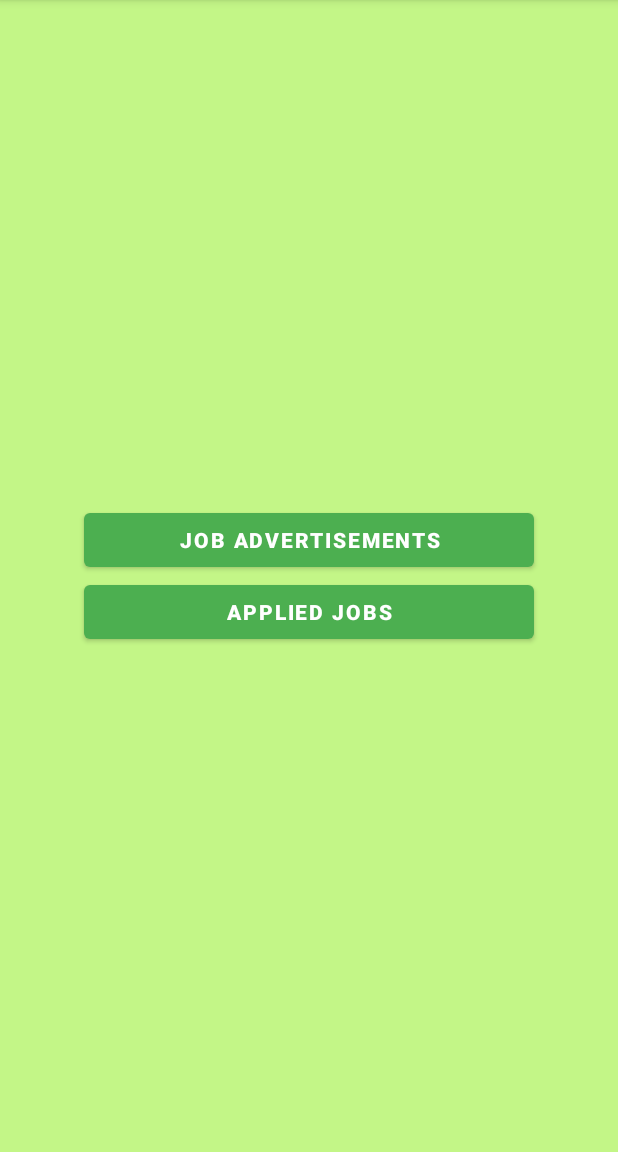
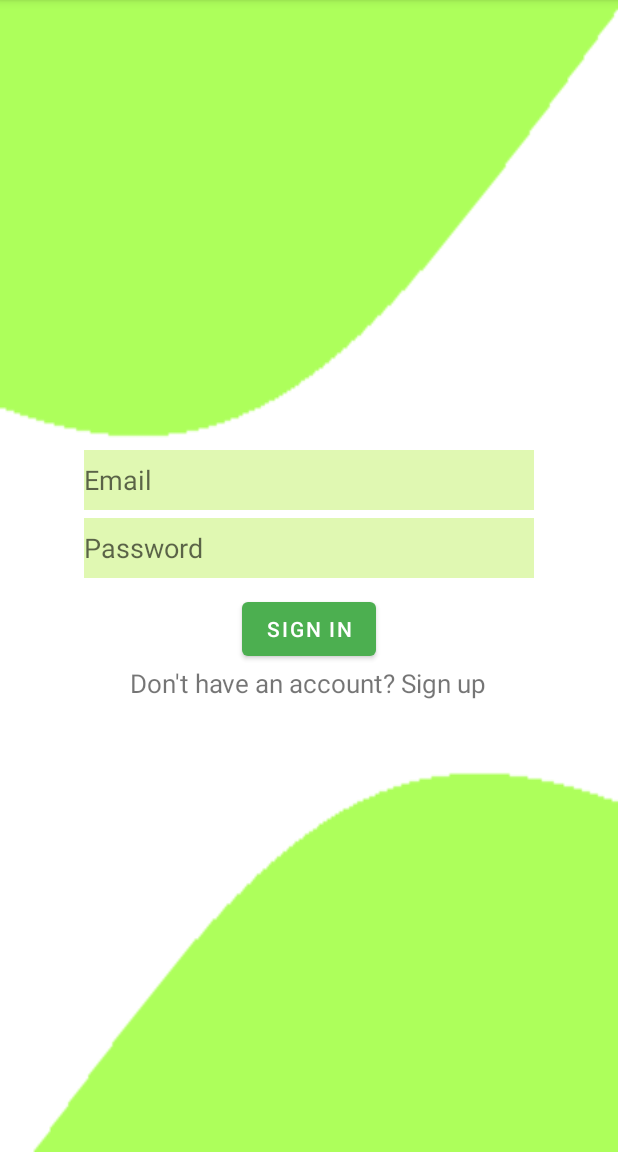
Before and after one commit to MdTalatMahmud/EmployeeHireEmployeePanel, an Android app: the screen it shows after launch (MainActivity before the commit, SigninActivity after it), on a phone screen of 412 x 824 dp, the part 84-1236 px from its top. Run offline under Robolectric (Android 15) with nearby library versions, the phone set to English and light mode, and no system bars; our stand-ins replace Firebase (no records; nobody signed in at launch, a user with empty details on screens opened directly).

Commit message:
1. successfully job apply 2. sign in/sign up/log out

```diff
--- a/app/build.gradle
+++ b/app/build.gradle
@@ -35,6 +35,7 @@ dependencies {
     implementation 'com.google.android.material:material:1.3.0'
     implementation 'androidx.constraintlayout:constraintlayout:2.0.4'
     implementation 'com.google.firebase:firebase-database:19.6.0'
+    implementation 'com.google.firebase:firebase-auth:20.0.2'
     testImplementation 'junit:junit:4.+'
     androidTestImplementation 'androidx.test.ext:junit:1.1.2'
     androidTestImplementation 'androidx.test.espresso:espresso-core:3.3.0'
--- /dev/null
+++ b/app/src/main/java/au/mgemployeehire/employeehireemployeepanel/SigninActivity.java
@@ -0,0 +1,104 @@
+package au.mgemployeehire.employeehireemployeepanel;
+
+import androidx.annotation.NonNull;
+import androidx.appcompat.app.AppCompatActivity;
+
+import android.content.Intent;
+import android.os.Bundle;
+import android.view.View;
+import android.widget.Button;
+import android.widget.EditText;
+import android.widget.ProgressBar;
+import android.widget.TextView;
+import android.widget.Toast;
+
+import com.google.android.gms.tasks.OnCompleteListener;
+import com.google.android.gms.tasks.Task;
+import com.google.firebase.auth.AuthResult;
+import com.google.firebase.auth.FirebaseAuth;
+
+public class SigninActivity extends AppCompatActivity implements View.OnClickListener{
+
+    private EditText signInEmailEditText, signInPasswordEditText;
+    private TextView gotoSignUpTextView;
+    private Button signInButton;
+    private ProgressBar signInProgressBar;
+
+    private FirebaseAuth mAuth;
+
+    @Override
+    protected void onCreate(Bundle savedInstanceState) {
+        super.onCreate(savedInstanceState);
+        setContentView(R.layout.activity_signin);
+
+        mAuth = FirebaseAuth.getInstance();
+
+        signInEmailEditText = findViewById(R.id.signinEmailID);
+        signInPasswordEditText = findViewById(R.id.signinPasswordID);
+        gotoSignUpTextView = findViewById(R.id.gotoSignUpTVID);
+        signInButton = findViewById(R.id.signinBtnID);
+        signInProgressBar = findViewById(R.id.signinProgressBarID);
+
+        signInButton.setOnClickListener(this);
+        gotoSignUpTextView.setOnClickListener(this);
+    }
+
+    @Override
+    public void onClick(View v) {
+        switch (v.getId()){
+            case R.id.signinBtnID:
+                userLogin();
+                break;
+
+            case R.id.gotoSignUpTVID:
+                Intent intent = new Intent(getApplicationContext(),SignupActivity.class);
+                startActivity(intent);
+                break;
+        }
+
+    }
+
+    private void userLogin() {
+        String email = signInEmailEditText.getText().toString().trim();
+        String password = signInPasswordEditText.getText().toString().trim();
+
+        if (email.isEmpty()){
+            signInEmailEditText.setError("Enter an email address");
+            signInEmailEditText.requestFocus();
+            return;
+        }
+        if (!android.util.Patterns.EMAIL_ADDRESS.matcher(email).matches()){
+            signInEmailEditText.setError("Enter a valid email address");
+            signInEmailEditText.requestFocus();
+            return;
+        }
+
+        if (password.isEmpty()){
+            signInPasswordEditText.setError("Enter an email address");
+            signInPasswordEditText.requestFocus();
+            return;
+        }
+        if (password.length()<6){
+            signInPasswordEditText.setError("Password should be at least 6 characters");
+            signInPasswordEditText.requestFocus();
+            return;
+        }
+
+        //progress bar visibility check
+        signInProgressBar.setVisibility(View.VISIBLE);
+
+        mAuth.signInWithEmailAndPassword(email, password).addOnCompleteListener(new OnCompleteListener<AuthResult>() {
+            @Override
+            public void onComplete(@NonNull Task<AuthResult> task) {
+                signInProgressBar.setVisibility(View.GONE);
+                if (task.isSuccessful()){
+                    Intent intent = new Intent(getApplicationContext(), MainActivity.class);
+                    intent.addFlags(Intent.FLAG_ACTIVITY_CLEAR_TOP);
+                    startActivity(intent);
+                }else {
+                    Toast.makeText(getApplicationContext(), "Oops! Something wrong.",Toast.LENGTH_SHORT).show();
+                }
+            }
+        });
+    }
+}
--- a/app/src/main/res/layout/activity_job_details.xml
+++ b/app/src/main/res/layout/activity_job_details.xml
@@ -429,7 +429,7 @@
                 android:layout_height="wrap_content"
                 android:textStyle="bold"
                 android:textSize="20dp"
-                android:text="Male"/>
+                android:text="Any"/>
         </LinearLayout>
 
         <!--        .......job position ........-->
@@ -668,7 +668,7 @@
             android:gravity="center">
 
             <Button
-                android:id="@+id/backSubmissionPageBtnID"
+                android:id="@+id/backBtnID"
                 android:layout_width="120dp"
                 android:layout_height="wrap_content"
                 android:text="Back"
--- /dev/null
+++ b/app/src/main/res/layout/activity_signin.xml
@@ -0,0 +1,46 @@
+<?xml version="1.0" encoding="utf-8"?>
+<LinearLayout xmlns:android="http://schemas.android.com/apk/res/android"
+    xmlns:app="http://schemas.android.com/apk/res-auto"
+    xmlns:tools="http://schemas.android.com/tools"
+    android:layout_width="match_parent"
+    android:layout_height="match_parent"
+    android:gravity="center"
+    android:orientation="vertical"
+    android:background="@drawable/signupbackground"
+    tools:context=".SigninActivity">
+
+    <EditText
+        android:id="@+id/signinEmailID"
+        android:layout_width="300dp"
+        android:layout_height="40dp"
+        android:background="#E0F8B2"
+        android:layout_marginBottom="5dp"
+        android:hint="Email"/>
+    <EditText
+        android:id="@+id/signinPasswordID"
+        android:layout_width="300dp"
+        android:layout_height="40dp"
+        android:background="#E0F8B2"
+        android:inputType="textPassword"
+        android:hint="Password"/>
+
+    <Button
+        android:id="@+id/signinBtnID"
+        android:layout_width="wrap_content"
+        android:layout_height="wrap_content"
+        android:layout_marginTop="10dp"
+        android:text="Sign in"/>
+
+    <TextView
+        android:id="@+id/gotoSignUpTVID"
+        android:layout_width="wrap_content"
+        android:layout_height="wrap_content"
+        android:textSize="17dp"
+        android:text="Don't have an account? Sign up"/>
+    <ProgressBar
+        android:id="@+id/signinProgressBarID"
+        android:layout_width="wrap_content"
+        android:layout_height="wrap_content"
+        android:visibility="gone"/>
+
+</LinearLayout>
```
Also changed, not shown: app/src/main/AndroidManifest.xml (+23 -13 lines), app/src/main/java/au/mgemployeehire/employeehireemployeepanel/JobDetailsActivity.java (+28 -16 lines), app/src/main/java/au/mgemployeehire/employeehireemployeepanel/MainActivity.java (+23 -0 lines), app/src/main/java/au/mgemployeehire/employeehireemployeepanel/SignupActivity.java (added, +150 -0 lines), app/src/main/res/layout/activity_signup.xml (added, +47 -0 lines), app/src/main/res/menu/menu_layout.xml (added, +8 -0 lines), app/src/main/res/drawable/signupbackground.jpg (added).
